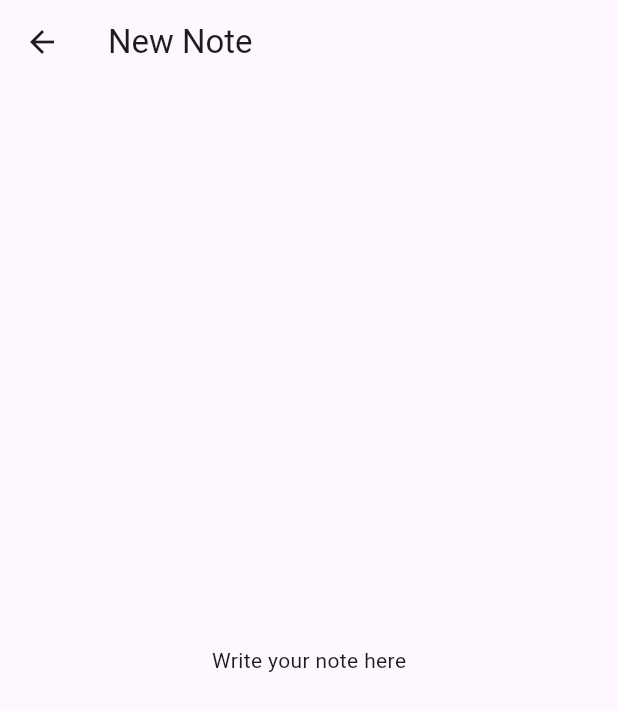
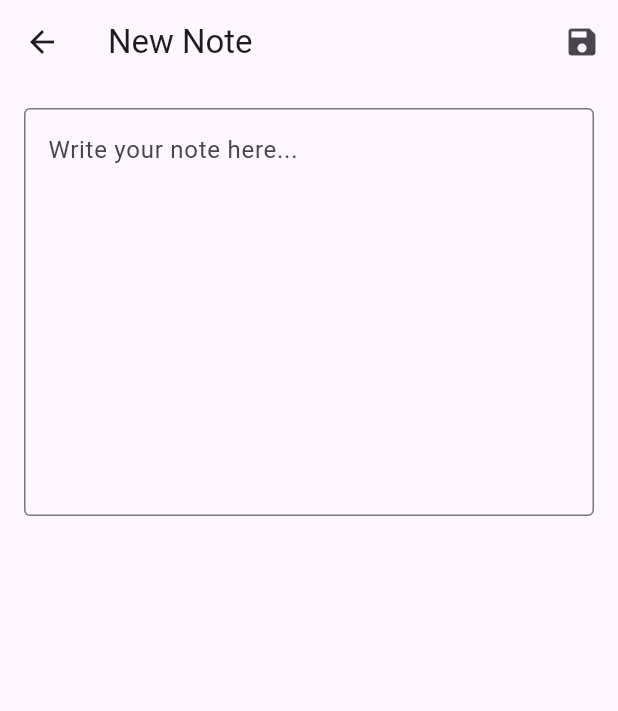
Before and after one commit to dev70022007/YourNotes, a Flutter app: the screen it shows after launch, after a tap on the "add" icon, on a phone screen of 412 x 824 dp. Shown: the top 711 px of the screen. Run offline on Flutter 3.47's test engine with Material 3 defaults, Android fonts, the phone set to English and light mode, and no system bars.

Commit message:
Add multiple notes

```diff
--- a/notes_app/lib/main.dart
+++ b/notes_app/lib/main.dart
@@ -17,22 +17,44 @@ class YourNotes extends StatelessWidget {
   }
 }
 
-class HomeScreen extends StatelessWidget {
+class HomeScreen extends StatefulWidget {
   const HomeScreen({super.key});
+
+  @override
+  State<HomeScreen> createState() => _HomeScreenState();
+}
+
+class _HomeScreenState extends State<HomeScreen> {
+  List<String> notes = [];
 
   @override
   Widget build(BuildContext context) {
     return Scaffold(
       appBar: AppBar(title: const Text('YourNotes')),
-      body: const Center(
-        child: Text('No notes yet', style: TextStyle(fontSize: 20)),
-      ),
+
+      body: notes.isEmpty
+          ? const Center(
+              child: Text('No notes yet', style: TextStyle(fontSize: 20)),
+            )
+          : ListView.builder(
+              itemCount: notes.length,
+              itemBuilder: (context, index) {
+                return ListTile(title: Text(notes[index]));
+              },
+            ),
+
       floatingActionButton: FloatingActionButton(
-        onPressed: () {
-          Navigator.push(
+        onPressed: () async {
+          final savedNote = await Navigator.push(
             context,
             MaterialPageRoute(builder: (context) => const NoteScreen()),
           );
+
+          if (savedNote != null) {
+            setState(() {
+              notes.add(savedNote);
+            });
+          }
         },
         child: const Icon(Icons.add),
       ),
@@ -40,13 +62,47 @@ class HomeScreen extends StatelessWidget {
   }
 }
 
-class NoteScreen extends StatelessWidget {
+class NoteScreen extends StatefulWidget {
   const NoteScreen({super.key});
+
+  @override
+  State<NoteScreen> createState() => _NoteScreenState();
+}
+
+class _NoteScreenState extends State<NoteScreen> {
+  final TextEditingController noteController = TextEditingController();
+
+  @override
+  void dispose() {
+    noteController.dispose();
+    super.dispose();
+  }
+
   @override
   Widget build(BuildContext context) {
     return Scaffold(
-      appBar: AppBar(title: const Text('New Note')),
-      body: const Center(child: Text('Write your note here')),
+      appBar: AppBar(
+        title: const Text('New Note'),
+        actions: [
+          IconButton(
+            onPressed: () {
+              Navigator.pop(context, noteController.text);
+            },
+            icon: const Icon(Icons.save),
+          ),
+        ],
+      ),
+      body: Padding(
+        padding: const EdgeInsets.all(16),
+        child: TextField(
+          controller: noteController,
+          decoration: const InputDecoration(
+            hintText: 'Write your note here...',
+            border: OutlineInputBorder(),
+          ),
+          maxLines: 10,
+        ),
+      ),
     );
   }
 }
```
